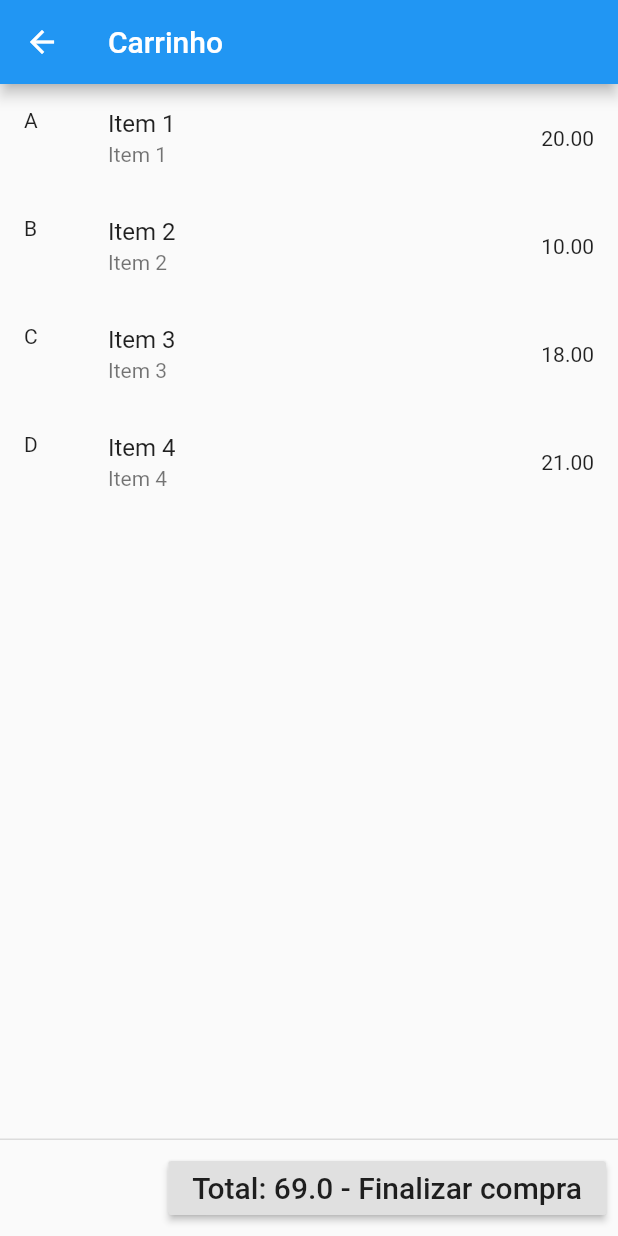
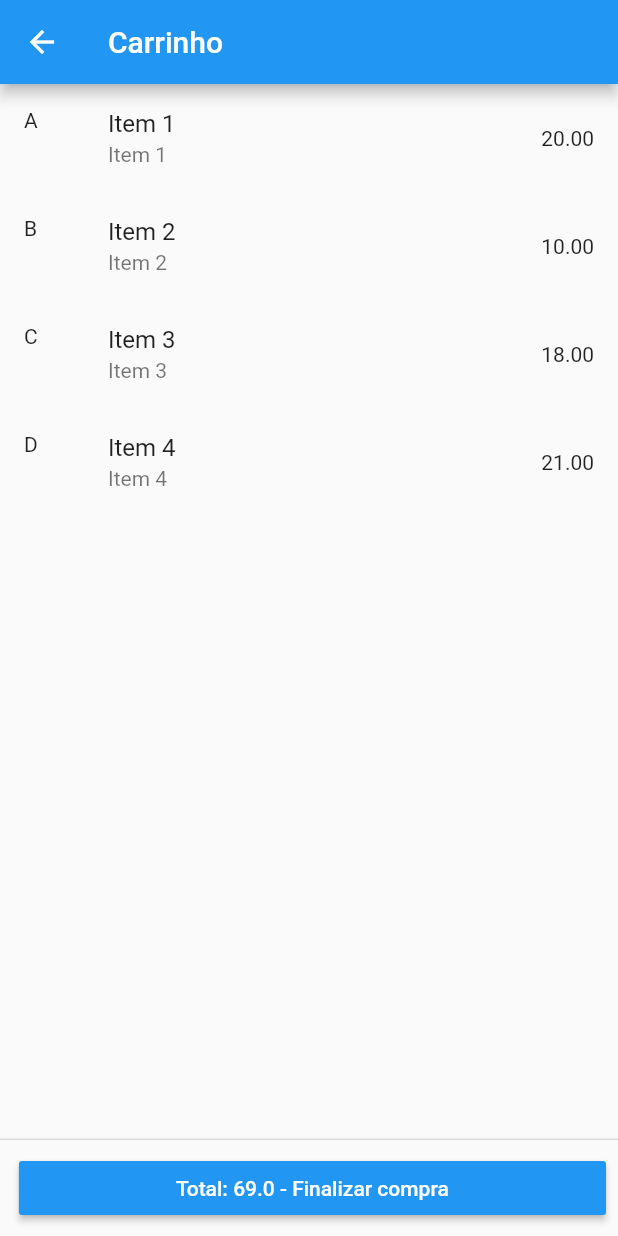
Before and after one commit to rrangelvargas/t1_inf1300, a Flutter app: the Cart screen opened directly, on a phone screen of 412 x 824 dp. Run offline on Flutter 3.47's test engine with Material 2 defaults, Android fonts, the phone set to English and light mode, and no system bars.

Commit message:
mudando o layout da tela de pedidos, criando um novo style para o raise button

```diff
--- /dev/null
+++ b/lib/StyledRaisedButtonLong.dart
@@ -0,0 +1,26 @@
+import 'package:flutter/material.dart';
+
+class StyledRaisedButtonLong extends StatelessWidget {
+  final String title;
+  final VoidCallback callback;
+
+  StyledRaisedButtonLong({this.title, this.callback});
+
+  @override
+  Widget build(BuildContext context) {
+    var width = MediaQuery.of(context).size.width * 0.95;
+
+    return ButtonTheme(
+      minWidth: width,
+      buttonColor: Colors.blue,
+      disabledColor: Colors.blueGrey,
+      highlightColor: Colors.lightBlue,
+      padding: EdgeInsets.symmetric(horizontal: 8.0, vertical: 5.0),
+      child: RaisedButton(
+        textColor: Colors.white,
+        child: Text(title),
+        onPressed: callback, // gives padding to the button
+      ),
+    );
+  }
+}
--- a/lib/cart.dart
+++ b/lib/cart.dart
@@ -1,6 +1,7 @@
 import 'package:flutter/material.dart';
 import 'package:t1_inf1300/Product.dart';
 import 'package:t1_inf1300/StyledListTile.dart';
+import 'package:t1_inf1300/StyledRaisedButtonLong.dart';
 
 class Cart extends StatefulWidget {
   Cart();
@@ -28,11 +29,9 @@ class _CartState extends State<Cart> {
             itemCount: this._products.length,
             itemBuilder: (context, index) => this._buildRow(index)),
         persistentFooterButtons: <Widget>[
-          RaisedButton(
-            onPressed: () {},
-            child: Text('Total: ' + _getTotalPrice() + ' - Finalizar compra',
-                style: TextStyle(fontSize: 20)),
-          ),
+          StyledRaisedButtonLong(
+              title: 'Total: ' + _getTotalPrice() + ' - Finalizar compra',
+              callback: _finishBuy)
         ]);
   }
 
@@ -60,4 +59,6 @@ class _CartState extends State<Cart> {
     }
     return "$price";
   }
+
+  void _finishBuy() {}
 }
```
Also changed, not shown: lib/MyOrders.dart (+26 -8 lines), lib/newrequestfragment.dart (+9 -9 lines).
